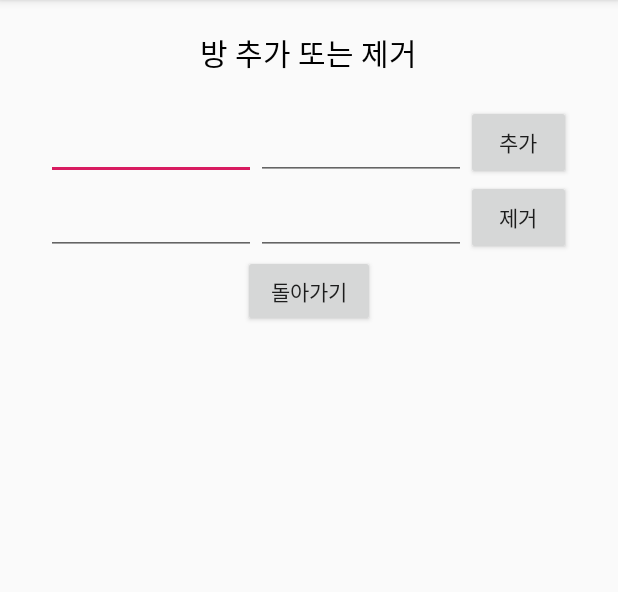
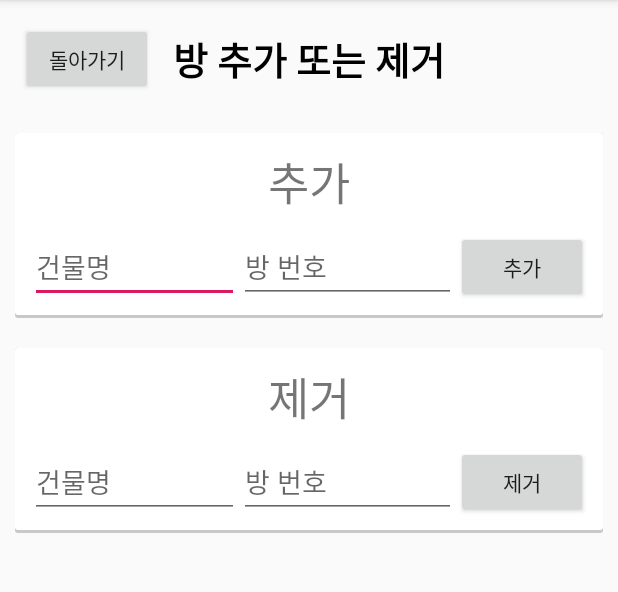
Before and after one commit to gs18113/NoMoreKickout_teacher, an Android app: the RoomsActivity screen opened directly, with no data from a screen before it, on a phone screen of 412 x 824 dp, the part 84-676 px from its top. Run offline under Robolectric (Android 15) with nearby library versions, the phone set to English and light mode, and no system bars; 3 statements that could not run were skipped.

Commit message:
rooms UI

```diff
--- /dev/null
+++ b/app/src/main/res/drawable/border.xml
@@ -0,0 +1,20 @@
+<?xml version="1.0" encoding="utf-8"?>
+<layer-list xmlns:android="http://schemas.android.com/apk/res/android">
+    <item>
+        <shape android:shape="rectangle">
+            <solid android:color="#CABBBBBB"/>
+            <corners android:radius="2dp" />
+        </shape>
+    </item>
+
+    <item
+        android:left="0dp"
+        android:right="0dp"
+        android:top="0dp"
+        android:bottom="2dp">
+        <shape android:shape="rectangle">
+            <solid android:color="@android:color/white"/>
+            <corners android:radius="2dp" />
+        </shape>
+    </item>
+</layer-list>
--- a/app/src/main/res/layout/activity_rooms.xml
+++ b/app/src/main/res/layout/activity_rooms.xml
@@ -7,40 +7,103 @@
     android:orientation="vertical"
     tools:context=".RoomsActivity">
 
-    <TextView
+    <androidx.constraintlayout.widget.ConstraintLayout
+        android:layout_width="match_parent"
+        android:layout_height="wrap_content">
+
+        <Button
+            android:id="@+id/getback"
             android:layout_width="wrap_content"
             android:layout_height="wrap_content"
+            android:layout_gravity="center_vertical"
+            android:onClick="getBack"
+            android:text="돌아가기"
+            app:layout_constraintBottom_toBottomOf="parent"
+            app:layout_constraintEnd_toStartOf="@+id/textView"
+            app:layout_constraintStart_toStartOf="parent"
+            app:layout_constraintTop_toTopOf="parent" />
+
+        <TextView
+            android:id="@+id/textView"
+            android:layout_width="wrap_content"
+            android:layout_height="wrap_content"
+            android:layout_gravity="center"
+            android:layout_margin="20dp"
             android:text="방 추가 또는 제거"
-        android:textSize="20sp"
+            android:textStyle="bold"
             android:textColor="#000000"
-        android:layout_gravity="center"
-        android:layout_margin="20dp"/>
+            android:textSize="25sp"
+            app:layout_constraintBottom_toBottomOf="parent"
+            app:layout_constraintEnd_toEndOf="parent"
+            app:layout_constraintStart_toStartOf="parent"
+            app:layout_constraintTop_toTopOf="parent" />
+    </androidx.constraintlayout.widget.ConstraintLayout>
 
     <LinearLayout
         android:layout_width="match_parent"
         android:layout_height="wrap_content"
-        android:gravity="center">
+        android:gravity="center"
+        android:background="@drawable/border"
+        android:layout_margin="10dp"
+        android:padding="10dp"
+        android:orientation="vertical"
+        >
+
+        <TextView
+            android:layout_width="wrap_content"
+            android:layout_height="wrap_content"
+            android:text="추가"
+            android:textSize="30sp"
+            android:layout_marginBottom="10dp"
+            />
+
+        <LinearLayout
+            android:layout_width="match_parent"
+            android:layout_height="wrap_content"
+            android:gravity="center"
+            >
 
         <EditText
             android:id="@+id/addbuilding"
-            android:layout_width="140dp"
-            android:layout_height="50dp"/>
-
+            android:layout_width="wrap_content"
+            android:layout_weight="1"
+            android:hint="건물명"
+            android:layout_height="wrap_content"/>
         <EditText
             android:id="@+id/addroom"
-            android:layout_width="140dp"
-            android:layout_height="50dp"
+            android:layout_width="wrap_content"
+            android:layout_weight="1"
+            android:layout_height="wrap_content"
+            android:hint="방 번호"
             android:inputType="numberDecimal"/>
 
         <Button
             android:id="@+id/addconfirm"
-            android:layout_width="70dp"
-            android:layout_height="50dp"
+            android:layout_width="wrap_content"
+            android:layout_height="wrap_content"
             android:text="추가"
             android:onClick="addConfirm"/>
 
         </LinearLayout>
+    </LinearLayout>
 
+    <LinearLayout
+        android:layout_width="match_parent"
+        android:layout_height="wrap_content"
+        android:orientation="vertical"
+        android:gravity="center"
+        android:layout_marginTop="40dp"
+        android:background="@drawable/border"
+        android:layout_margin="10dp"
+        android:padding="10dp"
+        >
+    <TextView
+        android:layout_width="wrap_content"
+        android:layout_height="wrap_content"
+        android:text="제거"
+        android:textSize="30sp"
+        android:layout_marginBottom="10dp"
+        />
         <LinearLayout
             android:layout_width="match_parent"
             android:layout_height="wrap_content"
@@ -48,30 +111,30 @@
 
             <EditText
                 android:id="@+id/deletebuilding"
-            android:layout_width="140dp"
-            android:layout_height="50dp"/>
+                android:layout_width="wrap_content"
+                android:layout_weight="1"
+                android:hint="건물명"
+                android:layout_height="wrap_content"
+                />
 
             <EditText
                 android:id="@+id/deleteroom"
-            android:layout_width="140dp"
-            android:layout_height="50dp"
+                android:layout_width="wrap_content"
+                android:layout_weight="1"
+                android:layout_height="wrap_content"
+                android:hint="방 번호"
                 android:inputType="numberDecimal"/>
 
             <Button
                 android:id="@+id/deleteconfirm"
-            android:layout_width="70dp"
-            android:layout_height="50dp"
+                android:layout_width="wrap_content"
+                android:layout_height="wrap_content"
                 android:text="제거"
                 android:onClick="deleteConfirm"/>
 
         </LinearLayout>
+    </LinearLayout>
 
-    <Button
-        android:id="@+id/getback"
-        android:layout_width="wrap_content"
-        android:layout_height="wrap_content"
-        android:text="돌아가기"
-        android:onClick="getBack"
-        android:layout_gravity="center"/>
+
 
 </LinearLayout>
```
Lines whose indentation alone changed are shown as unchanged.
